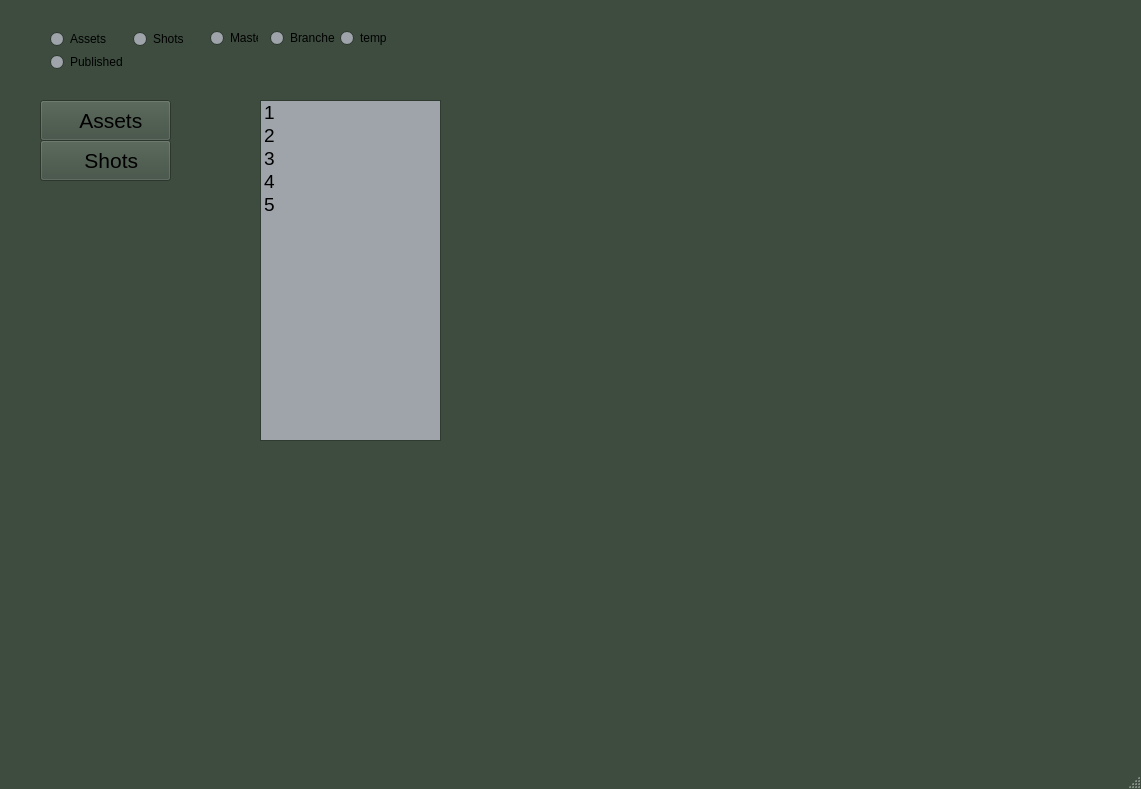
Old version of the form publishTool/publishToolPreVer_02_UI.ui in the repository alphaelf0080/ribGen.
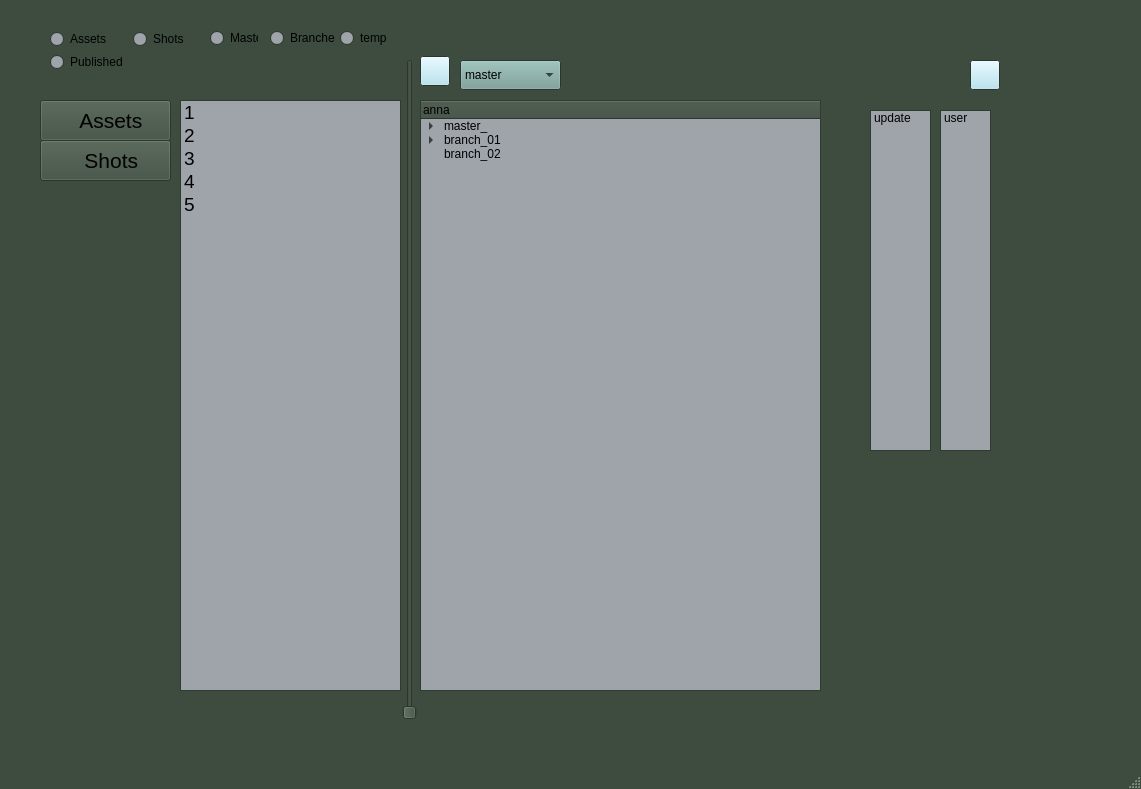
New version of the form. Icons and pictures are not drawn.

The edit to the form file:
```diff
--- a/publishTool/publishToolPreVer_02_UI.ui
+++ b/publishTool/publishToolPreVer_02_UI.ui
@@ -585,10 +585,10 @@
    <widget class="QListWidget" name="listWidget_assetProj">
     <property name="geometry">
      <rect>
-      <x>260</x>
+      <x>180</x>
       <y>100</y>
-      <width>181</width>
-      <height>341</height>
+      <width>221</width>
+      <height>591</height>
      </rect>
     </property>
     <property name="font">
@@ -634,6 +634,291 @@
      </property>
     </item>
    </widget>
+   <widget class="QListWidget" name="listWidget_2">
+    <property name="geometry">
+     <rect>
+      <x>870</x>
+      <y>110</y>
+      <width>61</width>
+      <height>341</height>
+     </rect>
+    </property>
+    <item>
+     <property name="text">
+      <string>update</string>
+     </property>
+    </item>
+   </widget>
+   <widget class="QListWidget" name="listWidget_3">
+    <property name="geometry">
+     <rect>
+      <x>940</x>
+      <y>110</y>
+      <width>51</width>
+      <height>341</height>
+     </rect>
+    </property>
+    <item>
+     <property name="text">
+      <string>user</string>
+     </property>
+    </item>
+   </widget>
+   <widget class="QTreeWidget" name="treeWidget_assetTree">
+    <property name="geometry">
+     <rect>
+      <x>420</x>
+      <y>100</y>
+      <width>401</width>
+      <height>591</height>
+     </rect>
+    </property>
+    <column>
+     <property name="text">
+      <string>anna</string>
+     </property>
+    </column>
+    <item>
+     <property name="text">
+      <string>master_</string>
+     </property>
+     <item>
+      <property name="text">
+       <string>anna_01</string>
+      </property>
+     </item>
+     <item>
+      <property name="text">
+       <string>anna_02</string>
+      </property>
+     </item>
+     <item>
+      <property name="text">
+       <string>anna_03</string>
+      </property>
+     </item>
+    </item>
+    <item>
+     <property name="text">
+      <string>branch_01</string>
+     </property>
+     <item>
+      <property name="text">
+       <string>branch_01_01</string>
+      </property>
+     </item>
+     <item>
+      <property name="text">
+       <string>branch_01_02</string>
+      </property>
+      <item>
+       <property name="text">
+        <string>branch_01_02_01</string>
+       </property>
+      </item>
+      <item>
+       <property name="text">
+        <string>branch_01_02_02</string>
+       </property>
+      </item>
+     </item>
+     <item>
+      <property name="text">
+       <string>branch_01_03</string>
+      </property>
+     </item>
+    </item>
+    <item>
+     <property name="text">
+      <string>branch_02</string>
+     </property>
+    </item>
+   </widget>
+   <widget class="QPushButton" name="pushButton_branch">
+    <property name="geometry">
+     <rect>
+      <x>420</x>
+      <y>56</y>
+      <width>30</width>
+      <height>30</height>
+     </rect>
+    </property>
+    <property name="palette">
+     <palette>
+      <active>
+       <colorrole role="Button">
+        <brush brushstyle="SolidPattern">
+         <color alpha="255">
+          <red>172</red>
+          <green>224</green>
+          <blue>239</blue>
+         </color>
+        </brush>
+       </colorrole>
+      </active>
+      <inactive>
+       <colorrole role="Button">
+        <brush brushstyle="SolidPattern">
+         <color alpha="255">
+          <red>172</red>
+          <green>224</green>
+          <blue>239</blue>
+         </color>
+        </brush>
+       </colorrole>
+      </inactive>
+      <disabled>
+       <colorrole role="Button">
+        <brush brushstyle="SolidPattern">
+         <color alpha="255">
+          <red>172</red>
+          <green>224</green>
+          <blue>239</blue>
+         </color>
+        </brush>
+       </colorrole>
+      </disabled>
+     </palette>
+    </property>
+    <property name="text">
+     <string/>
+    </property>
+    <property name="icon">
+     <iconset>
+      <normaloff>icons/branch_01.png</normaloff>icons/branch_01.png</iconset>
+    </property>
+    <property name="iconSize">
+     <size>
+      <width>20</width>
+      <height>20</height>
+     </size>
+    </property>
+   </widget>
+   <widget class="QPushButton" name="pushButton_master">
+    <property name="geometry">
+     <rect>
+      <x>970</x>
+      <y>60</y>
+      <width>30</width>
+      <height>30</height>
+     </rect>
+    </property>
+    <property name="palette">
+     <palette>
+      <active>
+       <colorrole role="Button">
+        <brush brushstyle="SolidPattern">
+         <color alpha="255">
+          <red>172</red>
+          <green>224</green>
+          <blue>239</blue>
+         </color>
+        </brush>
+       </colorrole>
+      </active>
+      <inactive>
+       <colorrole role="Button">
+        <brush brushstyle="SolidPattern">
+         <color alpha="255">
+          <red>172</red>
+          <green>224</green>
+          <blue>239</blue>
+         </color>
+        </brush>
+       </colorrole>
+      </inactive>
+      <disabled>
+       <colorrole role="Button">
+        <brush brushstyle="SolidPattern">
+         <color alpha="255">
+          <red>172</red>
+          <green>224</green>
+          <blue>239</blue>
+         </color>
+        </brush>
+       </colorrole>
+      </disabled>
+     </palette>
+    </property>
+    <property name="text">
+     <string/>
+    </property>
+    <property name="icon">
+     <iconset>
+      <normaloff>icons/master_01.png</normaloff>icons/master_01.png</iconset>
+    </property>
+    <property name="iconSize">
+     <size>
+      <width>20</width>
+      <height>20</height>
+     </size>
+    </property>
+   </widget>
+   <widget class="QComboBox" name="comboBox_branches">
+    <property name="geometry">
+     <rect>
+      <x>460</x>
+      <y>60</y>
+      <width>101</width>
+      <height>30</height>
+     </rect>
+    </property>
+    <property name="palette">
+     <palette>
+      <active>
+       <colorrole role="Button">
+        <brush brushstyle="SolidPattern">
+         <color alpha="255">
+          <red>117</red>
+          <green>157</green>
+          <blue>151</blue>
+         </color>
+        </brush>
+       </colorrole>
+      </active>
+      <inactive>
+       <colorrole role="Button">
+        <brush brushstyle="SolidPattern">
+         <color alpha="255">
+          <red>117</red>
+          <green>157</green>
+          <blue>151</blue>
+         </color>
+        </brush>
+       </colorrole>
+      </inactive>
+      <disabled>
+       <colorrole role="Button">
+        <brush brushstyle="SolidPattern">
+         <color alpha="255">
+          <red>117</red>
+          <green>157</green>
+          <blue>151</blue>
+         </color>
+        </brush>
+       </colorrole>
+      </disabled>
+     </palette>
+    </property>
+    <item>
+     <property name="text">
+      <string>master</string>
+     </property>
+    </item>
+   </widget>
+   <widget class="QSlider" name="verticalSlider">
+    <property name="geometry">
+     <rect>
+      <x>400</x>
+      <y>59</y>
+      <width>20</width>
+      <height>661</height>
+     </rect>
+    </property>
+    <property name="orientation">
+     <enum>Qt::Vertical</enum>
+    </property>
+   </widget>
   </widget>
   <widget class="QMenuBar" name="menubar">
    <property name="geometry">
```
